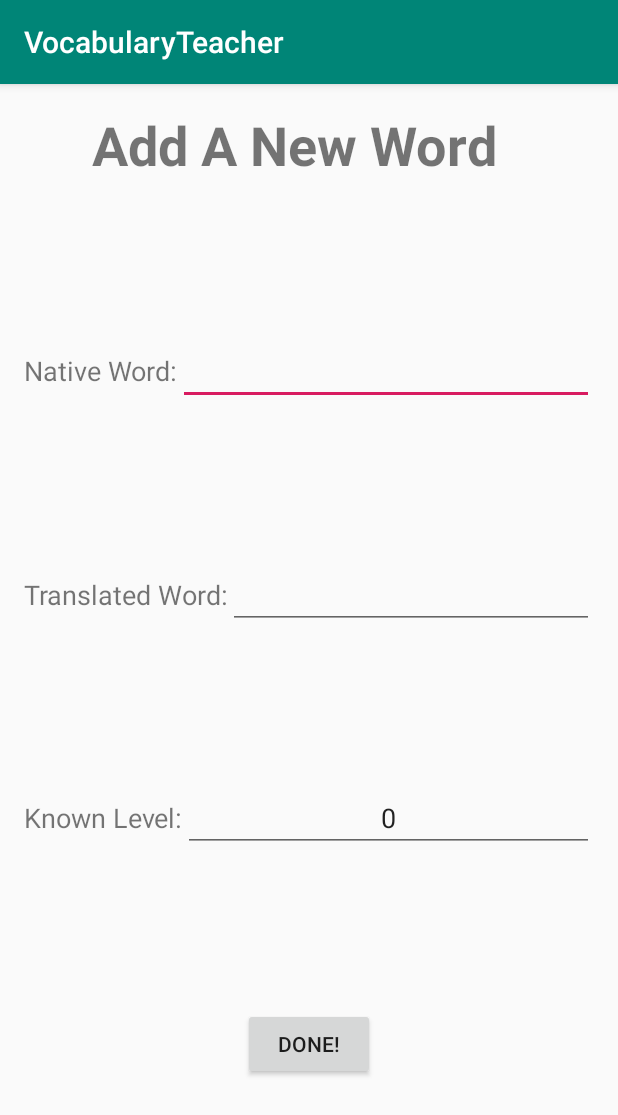
After one commit to omrisarig13/VocabularyTeacher, an Android app: the fragment AddWord shown on its own in the app's theme, on a phone screen of 412 x 824 dp. The commit adds this screen. Shown: the top 1115 px of the screen. Run offline under Robolectric (Android 15) with nearby library versions, the phone set to English and light mode, and no system bars; network calls fail.

Commit message:
Add basic dictionary app
This is the first commit in the Kotlin development of the project. This
commit adds a very simple application that only contains a very basic
dictionary.

The current application saves a very basic dictionary. This dictionary
has an action that allows the user to add new words to it, and has an
action that allows the user to add new words to the dictionary, and
print the dictionary.

The current implementation saves the dictionary between the runs of the
app, which means that the dictionary is persistent. The dictionary has
also an option to clear itself completely. This is only a basic
functionality, and should be updated in the future to have options to
delete single words from the dictionary.

```diff
--- a/Kotlin/App/app/build.gradle
+++ b/Kotlin/App/app/build.gradle
@@ -29,7 +29,10 @@ dependencies {
     implementation 'androidx.appcompat:appcompat:1.1.0'
     implementation 'androidx.core:core-ktx:1.1.0'
     implementation 'androidx.constraintlayout:constraintlayout:1.1.3'
+    implementation 'androidx.legacy:legacy-support-v4:1.0.0'
     testImplementation 'junit:junit:4.12'
     androidTestImplementation 'androidx.test:runner:1.2.0'
     androidTestImplementation 'androidx.test.espresso:espresso-core:3.2.0'
+    implementation 'androidx.navigation:navigation-fragment-ktx:2.1.0'
+    implementation 'androidx.navigation:navigation-ui-ktx:2.1.0'
 }
--- /dev/null
+++ b/Kotlin/App/app/src/main/java/com/example/vocabularyteacher/AddWord.kt
@@ -0,0 +1,49 @@
+package com.example.vocabularyteacher
+
+
+import android.os.Bundle
+import androidx.fragment.app.Fragment
+import android.view.LayoutInflater
+import android.view.View
+import android.view.ViewGroup
+import android.widget.Button
+import android.widget.EditText
+import androidx.navigation.Navigation
+
+/**
+ * A simple [Fragment] subclass.
+ */
+class AddWord : Fragment() {
+
+    override fun onCreateView(
+        inflater: LayoutInflater, container: ViewGroup?,
+        savedInstanceState: Bundle?
+    ): View? {
+        // Inflate the layout for this fragment
+        super.onCreateView(inflater, container, savedInstanceState)
+        val view = inflater.inflate(R.layout.fragment_add_word, container, false)
+
+        view.findViewById<Button>(R.id.add_word_done_button).setOnClickListener {
+            this.done_pressed(view)
+        }
+        return view
+    }
+
+    private fun done_pressed(view: View) {
+        // Create a new word with all the variables from the form.
+        val nativeWord = view.findViewById<EditText>(R.id.add_word_native_word_edit_text).text.toString()
+        val translatedWord = view.findViewById<EditText>(R.id.add_word_translated_word_edit_text).text.toString()
+        var knowledgeLevel = KnowledgeLevels.from(
+            view.findViewById<EditText>(R.id.add_word_word_known_level_edit_text).text.toString().toInt())
+
+        if (knowledgeLevel == null) {
+            knowledgeLevel = KnowledgeLevels.UNKNOWN
+        }
+
+        // Add the new word to the dictionary.
+        Dictionary.addWordCouple(WordCouple(nativeWord, translatedWord, knowledgeLevel!!))
+
+        // Run the action that returns to the main menu.
+        Navigation.findNavController(view).navigate(R.id.action_addWord_to_mainFragment)
+    }
+}
--- /dev/null
+++ b/Kotlin/App/app/src/main/res/layout/fragment_add_word.xml
@@ -0,0 +1,88 @@
+<?xml version="1.0" encoding="utf-8"?>
+<FrameLayout xmlns:android="http://schemas.android.com/apk/res/android"
+             xmlns:app="http://schemas.android.com/apk/res-auto" xmlns:tools="http://schemas.android.com/tools"
+             android:layout_width="match_parent"
+             android:layout_height="match_parent"
+             tools:context=".AddWord">
+    <androidx.constraintlayout.widget.ConstraintLayout
+            android:layout_width="match_parent"
+            android:layout_height="match_parent">
+
+        <TextView
+                android:text="@string/add_new_word"
+                android:layout_width="wrap_content"
+                android:layout_height="wrap_content" android:id="@+id/add_word_title_text"
+                app:layout_constraintEnd_toEndOf="parent" app:layout_constraintStart_toStartOf="parent"
+                app:layout_constraintHorizontal_bias="0.43" app:layout_constraintTop_toTopOf="parent"
+                android:layout_marginTop="16dp" android:textSize="36sp" android:textStyle="bold"/>
+        <EditText
+                android:layout_width="0dp"
+                android:layout_height="wrap_content"
+                android:inputType="textPersonName"
+                android:ems="10"
+                android:id="@+id/add_word_native_word_edit_text"
+                app:layout_constraintStart_toEndOf="@+id/add_word_native_word_text"
+                app:layout_constraintHorizontal_bias="0.5" app:layout_constraintEnd_toEndOf="parent"
+                app:layout_constraintTop_toBottomOf="@+id/add_word_title_text"
+                app:layout_constraintBottom_toTopOf="@+id/add_word_translated_word_edit_text"
+                app:layout_constraintVertical_bias="0.0" android:textAlignment="center"
+                android:layout_marginEnd="16dp"/>
+        <TextView
+                android:text="@string/native_word"
+                android:layout_width="wrap_content"
+                android:layout_height="wrap_content" android:id="@+id/add_word_native_word_text"
+                app:layout_constraintTop_toBottomOf="@+id/add_word_title_text"
+                app:layout_constraintStart_toStartOf="parent" app:layout_constraintHorizontal_bias="0.5"
+                app:layout_constraintEnd_toStartOf="@+id/add_word_native_word_edit_text"
+                app:layout_constraintBaseline_toBaselineOf="@id/add_word_native_word_edit_text"
+                android:textSize="18sp" android:layout_marginStart="16dp"/>
+        <EditText
+                android:layout_width="0dp"
+                android:layout_height="wrap_content"
+                android:inputType="textPersonName"
+                android:ems="10"
+                android:id="@+id/add_word_translated_word_edit_text"
+                app:layout_constraintStart_toEndOf="@+id/add_word_translated_word_text"
+                app:layout_constraintHorizontal_bias="0.5" app:layout_constraintEnd_toEndOf="parent"
+                app:layout_constraintTop_toBottomOf="@+id/add_word_native_word_edit_text"
+                app:layout_constraintBottom_toTopOf="@+id/add_word_word_known_level_edit_text"
+                android:textAlignment="center" android:layout_marginEnd="16dp"/>
+        <TextView
+                android:text="@string/translated_word"
+                android:layout_width="wrap_content"
+                android:layout_height="wrap_content" android:id="@+id/add_word_translated_word_text"
+                app:layout_constraintStart_toStartOf="parent" app:layout_constraintHorizontal_bias="0.5"
+                app:layout_constraintEnd_toStartOf="@+id/add_word_translated_word_edit_text"
+                app:layout_constraintBaseline_toBaselineOf="@id/add_word_translated_word_edit_text"
+                android:textSize="18sp" android:layout_marginStart="16dp"/>
+        <EditText
+                android:layout_width="0dp"
+                android:layout_height="wrap_content"
+                android:inputType="phone"
+                android:ems="10"
+                android:id="@+id/add_word_word_known_level_edit_text"
+                app:layout_constraintTop_toBottomOf="@+id/add_word_translated_word_edit_text"
+                app:layout_constraintBottom_toTopOf="@+id/add_word_done_button"
+                app:layout_constraintEnd_toEndOf="parent"
+                app:layout_constraintStart_toEndOf="@+id/add_word_word_known_level_text"
+                app:layout_constraintHorizontal_bias="0.5" android:text="0" android:textAlignment="center"
+                android:layout_marginEnd="16dp"/>
+        <TextView
+                android:text="@string/word_known_level"
+                android:layout_width="wrap_content"
+                android:layout_height="wrap_content"
+                android:id="@+id/add_word_word_known_level_text"
+                app:layout_constraintEnd_toStartOf="@+id/add_word_word_known_level_edit_text"
+                app:layout_constraintBaseline_toBaselineOf="@id/add_word_word_known_level_edit_text"
+                android:textSize="18sp" app:layout_constraintStart_toStartOf="parent"
+                app:layout_constraintHorizontal_bias="0.5" android:layout_marginStart="16dp"/>
+        <Button
+                android:id="@+id/add_word_done_button"
+                android:text="@string/done"
+                android:layout_width="wrap_content"
+                android:layout_height="wrap_content"
+                app:layout_constraintBottom_toBottomOf="parent"
+                app:layout_constraintTop_toBottomOf="@+id/add_word_word_known_level_edit_text"
+                app:layout_constraintEnd_toEndOf="parent" app:layout_constraintStart_toStartOf="parent"/>
+    </androidx.constraintlayout.widget.ConstraintLayout>
+</FrameLayout>
--- a/Kotlin/App/app/src/main/res/values/strings.xml
+++ b/Kotlin/App/app/src/main/res/values/strings.xml
@@ -1,3 +1,12 @@
 <resources>
     <string name="app_name">VocabularyTeacher</string>
+    <string name="vocabulary_teacher">Vocabulary Teacher</string>
+    <string name="add_new_word">Add A New Word</string>
+    <string name="native_word">Native Word:</string>
+    <string name="translated_word">Translated Word:</string>
+    <string name="word_known_level">Known Level:</string>
+    <string name="done">Done!</string>
+    <string name="dictionary">Dictionary:</string>
+    <string name="print_dictionary">print dictionary</string>
+    <string name="clear_dictionary">clear dictionary</string>
 </resources>
```
Also changed, not shown: Kotlin/App/app/src/main/java/com/example/vocabularyteacher/Dictionary.kt (added, +41 -0 lines), Kotlin/App/app/src/main/java/com/example/vocabularyteacher/KnowledgeLevels.kt (added, +20 -0 lines), Kotlin/App/app/src/main/java/com/example/vocabularyteacher/MainActivity.kt (+16 -0 lines), Kotlin/App/app/src/main/java/com/example/vocabularyteacher/MainFragment.kt (added, +37 -0 lines), Kotlin/App/app/src/main/java/com/example/vocabularyteacher/PrintDictionaryFragment.kt (added, +37 -0 lines), Kotlin/App/app/src/main/java/com/example/vocabularyteacher/WordCouple.kt (added, +67 -0 lines), Kotlin/App/app/src/main/res/layout/activity_main.xml (+10 -7 lines), Kotlin/App/app/src/main/res/layout/fragment_main.xml (added, +34 -0 lines), Kotlin/App/app/src/main/res/layout/fragment_print_dictionary.xml (added, +24 -0 lines), Kotlin/App/app/src/main/res/navigation/navigation.xml (added, +21 -0 lines).
